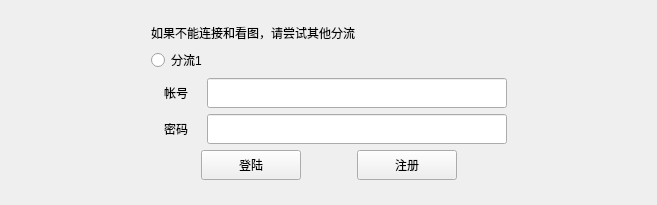
This is ui/login.ui in tonquer/picacg-qt as Qt 5 draws it before an edit. The edited form follows.
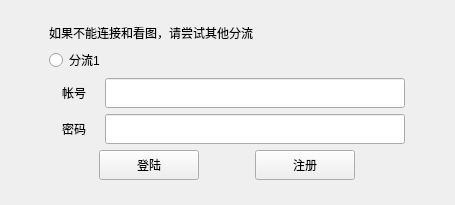
This is the edited form.

```diff
--- a/ui/login.ui
+++ b/ui/login.ui
@@ -6,7 +6,7 @@
    <rect>
     <x>0</x>
     <y>0</y>
-    <width>657</width>
+    <width>455</width>
     <height>205</height>
    </rect>
   </property>
```
Left out of the diff: 4 changed lines with no effect on the pictures.
